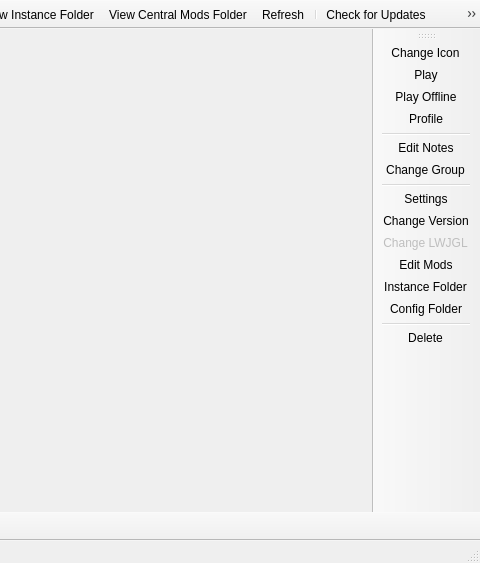
First picture: the form in gui/MainWindow.ui, repository FreesmTeam/FreesmLauncher, before the edit; both pictures show x 214 to 694 and y 0 to 563 of the 694 by 563 pixel window.
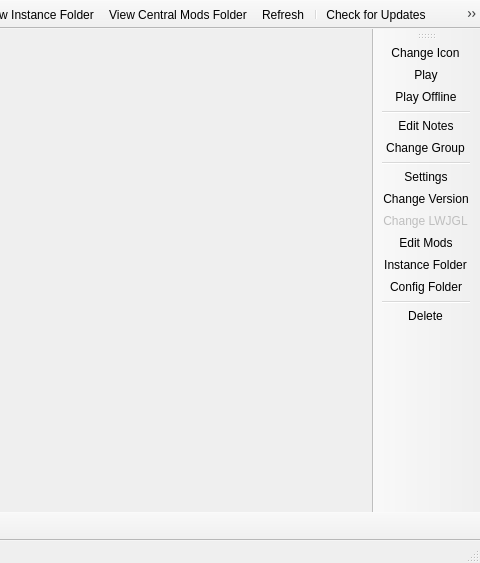
Second picture: the form after the edit. Icons and pictures are not drawn.

```diff
--- a/gui/MainWindow.ui
+++ b/gui/MainWindow.ui
@@ -108,7 +108,6 @@
    <addaction name="actionChangeInstIcon"/>
    <addaction name="actionLaunchInstance"/>
    <addaction name="actionLaunchInstanceOffline"/>
-   <addaction name="actionProfileInstance"/>
    <addaction name="separator"/>
    <addaction name="actionEditInstNotes"/>
    <addaction name="actionChangeInstGroup"/>
@@ -529,14 +528,6 @@
     <string>Launch the selected instance.</string>
    </property>
   </action>
-  <action name="actionProfileInstance">
-   <property name="text">
-    <string>Profile</string>
-   </property>
-   <property name="toolTip">
-    <string>Starts a profiling session with the current instance</string>
-   </property>
-  </action>
  </widget>
  <layoutdefault spacing="6" margin="11"/>
  <resources>
```
